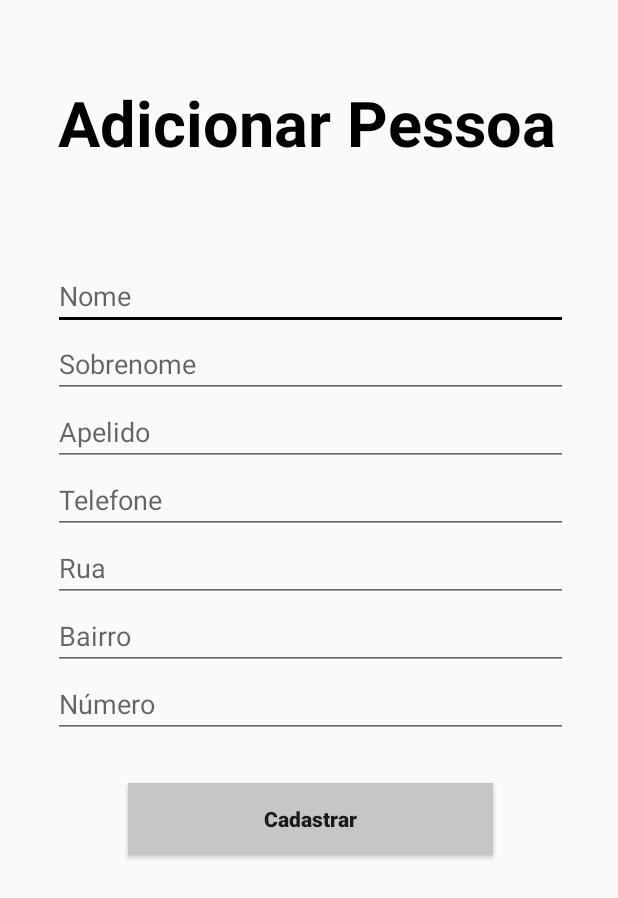
After one commit to Claudino2001/CarBill, an Android app: the AdicionarPessoa screen opened directly, with no data from a screen before it, on a phone screen of 412 x 824 dp. The commit adds this screen. Shown: the top 898 px of the screen. Run offline under Robolectric (Android 15) with nearby library versions, the phone set to English and light mode, and no system bars.

Commit message:
add tela add pessoa
centralizando titulos

```diff
--- a/CarBillProject/app/src/main/AndroidManifest.xml
+++ b/CarBillProject/app/src/main/AndroidManifest.xml
@@ -12,10 +12,13 @@
         android:theme="@style/AppTheme"
         tools:targetApi="31">
         <activity
+            android:name=".AdicionarPessoa"
+            android:exported="false" />
+        <activity
             android:name=".TelaConfiguracoes"
-            android:parentActivityName=".MainActivity"
+            android:exported="false"
             android:label="Configurações"
-            android:exported="false" />
+            android:parentActivityName=".MainActivity" />
         <activity
             android:name=".TelaAddPerson"
             android:exported="false"
--- /dev/null
+++ b/CarBillProject/app/src/main/java/br/com/application/carbill/AdicionarPessoa.java
@@ -0,0 +1,14 @@
+package br.com.application.carbill;
+
+import androidx.appcompat.app.AppCompatActivity;
+
+import android.os.Bundle;
+
+public class AdicionarPessoa extends AppCompatActivity {
+
+    @Override
+    protected void onCreate(Bundle savedInstanceState) {
+        super.onCreate(savedInstanceState);
+        setContentView(R.layout.activity_adicionar_pessoa2);
+    }
+}
--- /dev/null
+++ b/CarBillProject/app/src/main/res/layout/activity_adicionar_pessoa2.xml
@@ -0,0 +1,107 @@
+<?xml version="1.0" encoding="utf-8"?>
+<androidx.constraintlayout.widget.ConstraintLayout xmlns:android="http://schemas.android.com/apk/res/android"
+    xmlns:app="http://schemas.android.com/apk/res-auto"
+    xmlns:tools="http://schemas.android.com/tools"
+    android:layout_width="match_parent"
+    android:layout_height="match_parent"
+    tools:context=".AdicionarPessoa">
+
+    <TextView
+        android:id="@+id/textTitulo2"
+        android:layout_width="339dp"
+        android:layout_height="60dp"
+        android:layout_marginTop="52dp"
+        android:fontFamily="sans-serif"
+        android:foregroundGravity="center"
+        android:gravity="center"
+        android:text="Adicionar Pessoa"
+        android:textColor="@color/black"
+        android:textSize="42dp"
+        android:textStyle="bold"
+        app:layout_constraintEnd_toEndOf="parent"
+        app:layout_constraintHorizontal_bias="0.478"
+        app:layout_constraintStart_toStartOf="parent"
+        app:layout_constraintTop_toTopOf="parent" />
+
+    <LinearLayout
+        android:layout_width="343dp"
+        android:layout_height="445dp"
+        android:orientation="vertical"
+        app:layout_constraintBottom_toBottomOf="parent"
+        app:layout_constraintEnd_toEndOf="parent"
+        app:layout_constraintHorizontal_bias="0.514"
+        app:layout_constraintStart_toStartOf="parent"
+        app:layout_constraintTop_toBottomOf="@+id/textTitulo2"
+        app:layout_constraintVertical_bias="0.235">
+
+        <EditText
+            android:id="@+id/editTextTextPersonName"
+            android:layout_width="match_parent"
+            android:layout_height="wrap_content"
+            android:ems="10"
+            android:hint="Nome"
+            android:inputType="text" />
+
+        <EditText
+            android:id="@+id/editTextTextPersonName4"
+            android:layout_width="match_parent"
+            android:layout_height="wrap_content"
+            android:ems="10"
+            android:hint="Sobrenome"
+            android:inputType="text" />
+
+        <EditText
+            android:id="@+id/editTextTextPersonName7"
+            android:layout_width="match_parent"
+            android:layout_height="wrap_content"
+            android:ems="10"
+            android:hint="Apelido"
+            android:inputType="text" />
+
+        <EditText
+            android:id="@+id/editTextTextPersonName2"
+            android:layout_width="match_parent"
+            android:layout_height="wrap_content"
+            android:ems="10"
+            android:hint="Telefone"
+            android:inputType="phone" />
+
+        <EditText
+            android:id="@+id/editTextTextPersonName3"
+            android:layout_width="match_parent"
+            android:layout_height="wrap_content"
+            android:ems="10"
+            android:hint="Rua"
+            android:inputType="text" />
+
+        <EditText
+            android:id="@+id/editTextTextPersonName5"
+            android:layout_width="match_parent"
+            android:layout_height="wrap_content"
+            android:ems="10"
+            android:hint="Bairro"
+            android:inputType="text" />
+
+        <EditText
+            android:id="@+id/editTextTextPersonName6"
+            android:layout_width="match_parent"
+            android:layout_height="wrap_content"
+            android:ems="10"
+            android:hint="Número"
+            android:inputType="number" />
+
+        <Button
+            android:id="@+id/button"
+            android:layout_width="match_parent"
+            android:layout_height="wrap_content"
+            android:layout_marginLeft="50dp"
+            android:layout_marginTop="30dp"
+            android:layout_marginRight="50dp"
+            android:background="#C6C6C6"
+            android:text="Cadastrar"
+            android:textAlignment="center"
+            android:textAllCaps="false"
+            android:textStyle="bold" />
+
+    </LinearLayout>
+</androidx.constraintlayout.widget.ConstraintLayout>
--- a/CarBillProject/app/src/main/res/layout/activity_main.xml
+++ b/CarBillProject/app/src/main/res/layout/activity_main.xml
@@ -12,6 +12,8 @@
         android:layout_height="wrap_content"
         android:layout_marginTop="52dp"
         android:fontFamily="sans-serif"
+        android:foregroundGravity="center"
+        android:gravity="center"
         android:text="Car Bill"
         android:textColor="@color/black"
         android:textSize="42dp"
--- a/CarBillProject/app/src/main/res/layout/activity_tela_add_person.xml
+++ b/CarBillProject/app/src/main/res/layout/activity_tela_add_person.xml
@@ -11,6 +11,8 @@
         android:layout_width="wrap_content"
         android:layout_height="wrap_content"
         android:layout_marginTop="52dp"
+        android:foregroundGravity="center"
+        android:gravity="center"
         android:text="Adicionar Pessoa"
         android:textColor="@color/black"
         android:textSize="42dp"
--- a/CarBillProject/app/src/main/res/layout/activity_tela_diaria.xml
+++ b/CarBillProject/app/src/main/res/layout/activity_tela_diaria.xml
@@ -11,6 +11,8 @@
         android:layout_width="wrap_content"
         android:layout_height="wrap_content"
         android:layout_marginTop="52dp"
+        android:foregroundGravity="center"
+        android:gravity="center"
         android:text="Corridas do Dia"
         android:textColor="@color/black"
         android:textSize="42dp"
```
